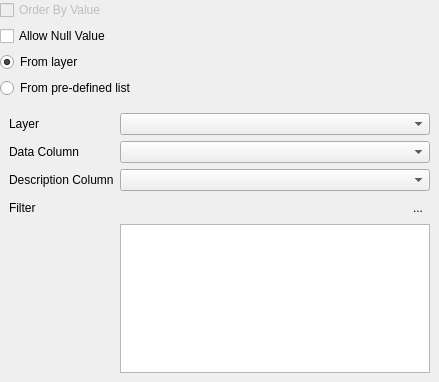
Qt form src/configmanager/editorwidgets/uifiles/ui_listwidget_config.ui (roam-qgis/Roam) before a commit.
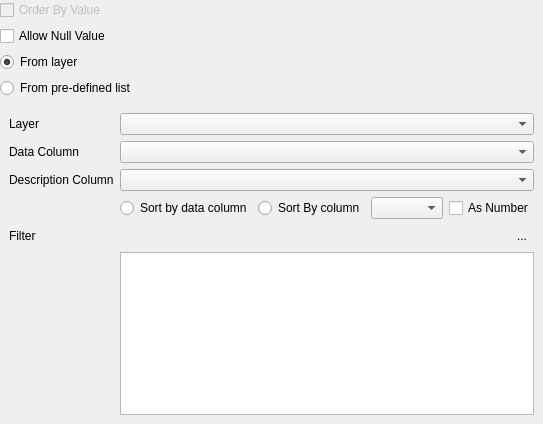
The same form after that commit. Icons and pictures are not drawn.

Commit message: Add custom sort order support for list widgets

```diff
--- a/src/configmanager/editorwidgets/uifiles/ui_listwidget_config.ui
+++ b/src/configmanager/editorwidgets/uifiles/ui_listwidget_config.ui
@@ -6,8 +6,8 @@
    <rect>
     <x>0</x>
     <y>0</y>
-    <width>439</width>
-    <height>382</height>
+    <width>471</width>
+    <height>424</height>
    </rect>
   </property>
   <property name="windowTitle">
@@ -78,14 +78,52 @@
          </property>
         </widget>
        </item>
-       <item row="3" column="0">
+       <item row="3" column="1">
+        <layout class="QHBoxLayout" name="horizontalLayout">
+         <property name="topMargin">
+          <number>0</number>
+         </property>
+         <item>
+          <widget class="QRadioButton" name="sortDefault">
+           <property name="text">
+            <string>Sort by data column</string>
+           </property>
+          </widget>
+         </item>
+         <item>
+          <widget class="QRadioButton" name="sortByValue">
+           <property name="text">
+            <string>Sort By column</string>
+           </property>
+          </widget>
+         </item>
+         <item>
+          <widget class="QComboBox" name="sortCombo">
+           <property name="sizeAdjustPolicy">
+            <enum>QComboBox::AdjustToContents</enum>
+           </property>
+           <property name="modelColumn">
+            <number>0</number>
+           </property>
+          </widget>
+         </item>
+         <item>
+          <widget class="QCheckBox" name="sortByAsNumberCheck">
+           <property name="text">
+            <string>As Number</string>
+           </property>
+          </widget>
+         </item>
+        </layout>
+       </item>
+       <item row="4" column="0">
         <widget class="QLabel" name="label_4">
          <property name="text">
           <string>Filter</string>
          </property>
         </widget>
        </item>
-       <item row="3" column="1">
+       <item row="4" column="1">
         <layout class="QHBoxLayout" name="horizontalLayout_2">
          <item>
           <spacer name="horizontalSpacer">
@@ -122,7 +160,7 @@
          </item>
         </layout>
        </item>
-       <item row="4" column="1">
+       <item row="5" column="1">
         <widget class="QPlainTextEdit" name="filterText"/>
        </item>
       </layout>
```
Left out of the diff: 95 changed lines with no effect on the pictures. The commit also changes 2 other files.
